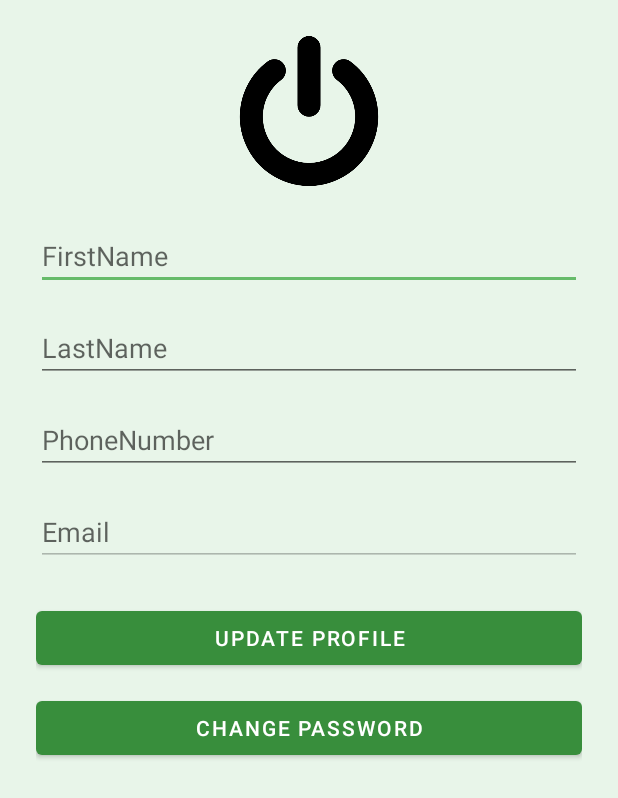
After one commit to laandayo/CampsitePROJECT, an Android app: the ProfileActivity screen opened directly, with no data from a screen before it, on a phone screen of 412 x 824 dp. The commit adds this screen. Shown: the top 798 px of the screen. Run offline under Robolectric (Android 15) with nearby library versions, the phone set to English and light mode, and no system bars; our stand-ins replace Firebase (no records; nobody signed in at launch, a user with empty details on screens opened directly).

Commit message:
profile +)View profile +)Update Profile

```diff
--- a/app/src/main/AndroidManifest.xml
+++ b/app/src/main/AndroidManifest.xml
@@ -65,6 +65,9 @@
         <activity
             android:name=".controller.user.ChatActivity"
             android:exported="true" />
+        <activity
+            android:name=".controller.user.ProfileActivity"
+            android:exported="true" />
     </application>
 
 </manifest>
--- a/app/src/main/java/com/lan/campsiteproject/controller/campsite/ListCampsiteActivity.java
+++ b/app/src/main/java/com/lan/campsiteproject/controller/campsite/ListCampsiteActivity.java
@@ -62,6 +62,10 @@ public class ListCampsiteActivity extends AppCompatActivity {
             });
             popupView.findViewById(R.id.btnOrder).setOnClickListener(btn -> {
                 startActivity(new Intent(this, com.lan.campsiteproject.controller.orders.OrderHistoryActivity.class));
+                popupWindow.dismiss();
+            });
+            popupView.findViewById(R.id.btnProfile).setOnClickListener(btn -> {
+                startActivity(new Intent(this, com.lan.campsiteproject.controller.user.ProfileActivity.class));
                 popupWindow.dismiss();
             });
             popupWindow.showAsDropDown(multiActionButton, -100, -200);
--- /dev/null
+++ b/app/src/main/java/com/lan/campsiteproject/controller/user/ProfileActivity.java
@@ -0,0 +1,132 @@
+package com.lan.campsiteproject.controller.user;
+
+import android.content.Intent;
+import android.graphics.Bitmap;
+import android.net.Uri;
+import android.os.Bundle;
+import android.provider.MediaStore;
+import android.text.TextUtils;
+import android.widget.Button;
+import android.widget.EditText;
+import android.widget.ImageView;
+import android.widget.Toast;
+
+import androidx.annotation.Nullable;
+import androidx.appcompat.app.AppCompatActivity;
+
+import com.google.firebase.auth.FirebaseAuth;
+import com.google.firebase.auth.FirebaseUser;
+import com.google.firebase.firestore.DocumentReference;
+import com.google.firebase.firestore.FirebaseFirestore;
+import com.google.firebase.firestore.SetOptions;
+import com.lan.campsiteproject.R;
+
+import java.io.IOException;
+import java.util.HashMap;
+import java.util.Map;
+
+public class ProfileActivity extends AppCompatActivity {
+    private EditText firstName, lastName, phoneNumber, email;
+    private Button btnUpdate, btnChangePassword;
+    private FirebaseFirestore db;
+    private FirebaseUser user;
+    private static final int PICK_IMAGE_REQUEST = 1;
+    private ImageView avatarImageView;
+
+    @Override
+    protected void onCreate(Bundle savedInstanceState) {
+        super.onCreate(savedInstanceState);
+        setContentView(R.layout.activity_profile);
+
+        firstName = findViewById(R.id.firstName);
+        lastName = findViewById(R.id.lastName);
+        phoneNumber = findViewById(R.id.phoneNumber);
+        email = findViewById(R.id.email);
+        btnUpdate = findViewById(R.id.btnUpdate);
+        btnChangePassword = findViewById(R.id.btnChangePassword);
+
+        db = FirebaseFirestore.getInstance();
+        user = FirebaseAuth.getInstance().getCurrentUser();
+
+        if (user == null) {
+            Toast.makeText(this, "User not logged in", Toast.LENGTH_SHORT).show();
+            finish();
+            return;
+        }
+
+        // Email is always read-only
+        email.setText(user.getEmail());
+        email.setEnabled(false);
+        email.setFocusable(false);
+
+        loadUserProfile();
+
+        btnUpdate.setOnClickListener(v -> updateProfile());
+        btnChangePassword.setOnClickListener(v -> {
+            Toast.makeText(this, "Change password feature not implemented", Toast.LENGTH_SHORT).show();
+        });
+    }
+
+    private void openImagePicker() {
+        Intent intent = new Intent();
+        intent.setType("image/*");
+        intent.setAction(Intent.ACTION_GET_CONTENT);
+        startActivityForResult(Intent.createChooser(intent, "Select Avatar"), PICK_IMAGE_REQUEST);
+    }
+
+    @Override
+    protected void onActivityResult(int requestCode, int resultCode, @Nullable Intent data) {
+        super.onActivityResult(requestCode, resultCode, data);
+        if (requestCode == PICK_IMAGE_REQUEST && resultCode == RESULT_OK && data != null && data.getData() != null) {
+            Uri imageUri = data.getData();
+            try {
+                Bitmap bitmap = MediaStore.Images.Media.getBitmap(getContentResolver(), imageUri);
+                avatarImageView.setImageBitmap(bitmap);
+                // TODO: Upload to Firebase Storage and save URL to Firestore
+            } catch (IOException e) {
+                Toast.makeText(this, "Failed to load image", Toast.LENGTH_SHORT).show();
+            }
+        }
+    }
+
+    private void loadUserProfile() {
+        DocumentReference docRef = db.collection("users").document(user.getUid());
+        docRef.get().addOnSuccessListener(document -> {
+            if (document.exists()) {
+                firstName.setText(document.getString("firstName") != null ? document.getString("firstName") : "");
+                lastName.setText(document.getString("lastName") != null ? document.getString("lastName") : "");
+                phoneNumber.setText(document.getString("phoneNumber") != null ? document.getString("phoneNumber") : "");
+            } else {
+                firstName.setText("");
+                lastName.setText("");
+                phoneNumber.setText("");
+            }
+        }).addOnFailureListener(e -> {
+            Toast.makeText(this, "Failed to load profile: " + e.getMessage(), Toast.LENGTH_SHORT).show();
+            firstName.setText("");
+            lastName.setText("");
+            phoneNumber.setText("");
+        });
+    }
+
+    private void updateProfile() {
+        String fName = firstName.getText().toString().trim();
+        String lName = lastName.getText().toString().trim();
+        String phone = phoneNumber.getText().toString().trim();
+
+        if (TextUtils.isEmpty(fName) || TextUtils.isEmpty(lName)) {
+            Toast.makeText(this, "First and last name cannot be empty", Toast.LENGTH_SHORT).show();
+            return;
+        }
+
+        Map<String, Object> updates = new HashMap<>();
+        updates.put("firstName", fName);
+        updates.put("lastName", lName);
+        updates.put("phoneNumber", phone);
+
+        db.collection("users").document(user.getUid())
+                .set(updates, SetOptions.merge())
+                .addOnSuccessListener(aVoid -> Toast.makeText(this, "Profile updated", Toast.LENGTH_SHORT).show())
+                .addOnFailureListener(e -> Toast.makeText(this, "Update failed: " + e.getMessage(), Toast.LENGTH_SHORT).show());
+    }
+}
--- /dev/null
+++ b/app/src/main/res/drawable/round_image_bg.xml
@@ -0,0 +1,4 @@
+<?xml version="1.0" encoding="utf-8"?>
+<selector xmlns:android="http://schemas.android.com/apk/res/android">
+
+</selector>
--- /dev/null
+++ b/app/src/main/res/layout/activity_profile.xml
@@ -0,0 +1,69 @@
+<?xml version="1.0" encoding="utf-8"?>
+<ScrollView xmlns:android="http://schemas.android.com/apk/res/android"
+    android:layout_width="match_parent"
+    android:layout_height="match_parent"
+    android:padding="24dp">
+
+    <LinearLayout
+        android:layout_width="match_parent"
+        android:layout_height="wrap_content"
+        android:orientation="vertical">
+
+        <ImageView
+            android:id="@+id/avatarImageView"
+            android:layout_width="100dp"
+            android:layout_height="100dp"
+            android:src="@drawable/ic_avatar_placeholder"
+            android:layout_gravity="center_horizontal"
+            android:layout_marginBottom="24dp"
+            android:scaleType="centerCrop"
+            android:background="@drawable/round_image_bg" />
+
+        <EditText
+            android:id="@+id/firstName"
+            android:layout_width="match_parent"
+            android:layout_height="wrap_content"
+            android:hint="FirstName"
+            android:inputType="textPersonName"
+            android:layout_marginBottom="16dp"/>
+
+        <EditText
+            android:id="@+id/lastName"
+            android:layout_width="match_parent"
+            android:layout_height="wrap_content"
+            android:hint="LastName"
+            android:inputType="textPersonName"
+            android:layout_marginBottom="16dp"/>
+
+        <EditText
+            android:id="@+id/phoneNumber"
+            android:layout_width="match_parent"
+            android:layout_height="wrap_content"
+            android:hint="PhoneNumber"
+            android:inputType="phone"
+            android:layout_marginBottom="16dp"/>
+
+        <EditText
+            android:id="@+id/email"
+            android:layout_width="match_parent"
+            android:layout_height="wrap_content"
+            android:hint="Email"
+            android:inputType="textEmailAddress"
+            android:enabled="false"
+            android:focusable="false"
+            android:layout_marginBottom="24dp"/>
+
+        <Button
+            android:id="@+id/btnUpdate"
+            android:layout_width="match_parent"
+            android:layout_height="wrap_content"
+            android:text="Update Profile"
+            android:layout_marginBottom="12dp"/>
+
+        <Button
+            android:id="@+id/btnChangePassword"
+            android:layout_width="match_parent"
+            android:layout_height="wrap_content"
+            android:text="Change Password"/>
+    </LinearLayout>
+</ScrollView>
```
Also changed, not shown: app/src/main/res/layout/popup_multi_action.xml (+8 -0 lines), app/src/main/res/drawable/ic_avatar_placeholder.png (added).
